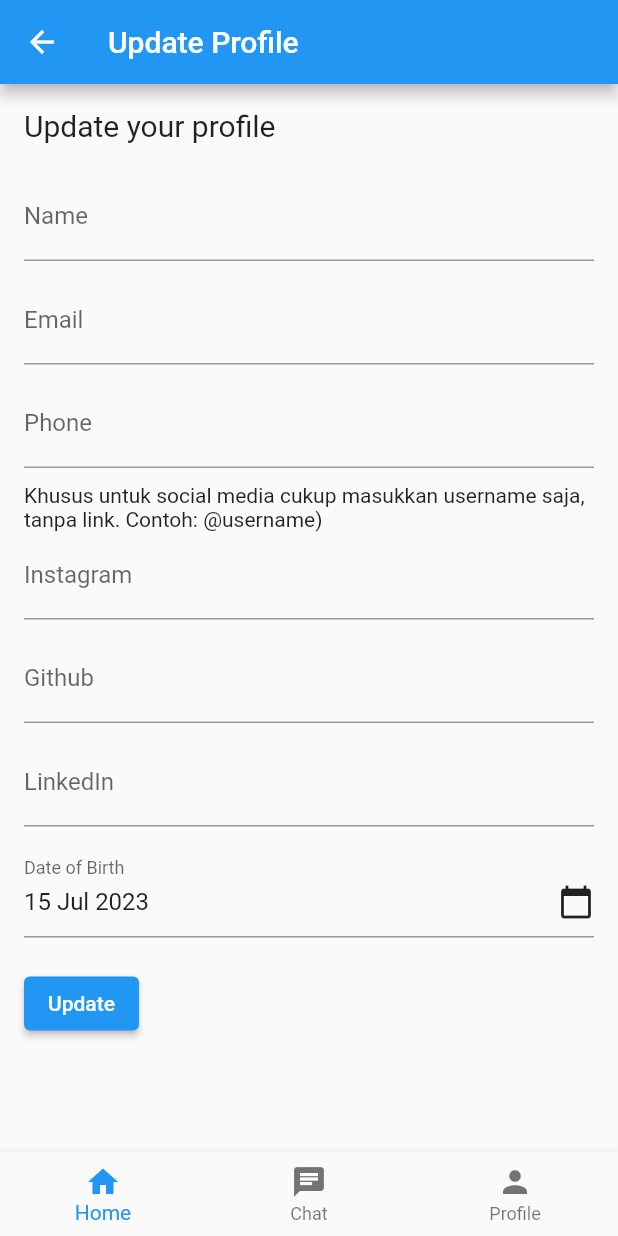
After one commit to adambadruzz/mocap, a Flutter app: the UpdateProfileView screen opened directly, on a phone screen of 412 x 824 dp. The commit adds this screen. Run offline on Flutter 3.47's test engine with Material 2 defaults, Android fonts, the light colour scheme and no system bars; our stand-ins replace cached_network_image, cloud_firestore, firebase_auth, firebase_core, firebase_storage, google_sign_in and 2 more; accounts and stored records are empty; network calls fail.

Commit message:
update profile view

```diff
--- /dev/null
+++ b/lib/view/updateprofile_view.dart
@@ -0,0 +1,203 @@
+import 'dart:io';
+
+import 'package:cloud_firestore/cloud_firestore.dart';
+import 'package:flutter/material.dart';
+import 'package:intl/intl.dart';
+import 'package:mocap/view/profile_view.dart';
+
+import '../viewmodel/navbar_viewmodel.dart';
+import '../viewmodel/profile_viewmodel.dart';
+import '../viewmodel/updateprofile_viewmodel.dart';
+import 'navbar_view.dart';
+
+class UpdateProfileView extends StatefulWidget {
+  final UpdateProfileViewModel viewModel;
+
+  const UpdateProfileView({Key? key, required this.viewModel}) : super(key: key);
+
+  @override
+  State<UpdateProfileView> createState() => _UpdateProfileViewState();
+}
+
+class _UpdateProfileViewState extends State<UpdateProfileView> {
+  final TextEditingController _nameController = TextEditingController();
+  final TextEditingController _emailController = TextEditingController();
+  final TextEditingController _phoneController = TextEditingController();
+  final TextEditingController _instagramController = TextEditingController();
+  final TextEditingController _githubController = TextEditingController();
+  final TextEditingController _linkedinController = TextEditingController();
+  late Timestamp? _selectedDate; // Update tipe data menjadi Timestamp?
+  final NavigationBarViewModel _navBarViewModel = NavigationBarViewModel();
+
+  bool _isLoading = false;
+
+  @override
+  void initState() {
+    super.initState();
+    _fetchCurrentUser();
+  }
+
+  Future<void> _fetchCurrentUser() async {
+    setState(() {
+      _isLoading = true;
+    });
+    final userDetails = await widget.viewModel.getCurrentUser();
+    setState(() {
+      _isLoading = false;
+      _nameController.text = userDetails['name'] ?? '';
+      _emailController.text = userDetails['email'] ?? '';
+      _phoneController.text = userDetails['phone'] ?? '';
+      _instagramController.text = userDetails['instagram'] ?? '';
+      _githubController.text = userDetails['github'] ?? '';
+      _linkedinController.text = userDetails['linkedin'] ?? '';
+      _selectedDate = userDetails['dob'] as Timestamp?; // Menggunakan tipe Timestamp
+    });
+  }
+
+  Future<void> _updateProfile() async {
+    setState(() {
+      _isLoading = true;
+    });
+
+    final updatedUserDetails = {
+      'name': _nameController.text,
+      'email': _emailController.text,
+      'phone': _phoneController.text,
+      'instagram': _instagramController.text,
+      'whatsapp': _phoneController.text,
+      'github': _githubController.text,
+      'linkedin': _linkedinController.text,
+      'dob': _selectedDate,
+    };
+
+    await widget.viewModel.updateProfile(updatedUserDetails);
+
+    setState(() {
+      _isLoading = false;
+    });
+
+    ScaffoldMessenger.of(context).showSnackBar(
+      SnackBar(content: const Text('Profile updated successfully')),
+    );
+
+    //write me a navigator push replacement to profile view
+                      Navigator.push(
+                                  context,
+                                  MaterialPageRoute(
+                                    builder: (context) => ProfileView()
+                                  ),
+                                );
+
+  }
+
+  Future<void> _selectDate(BuildContext context) async {
+    final DateTime? pickedDate = await showDatePicker(
+      context: context,
+      initialDate: _selectedDate?.toDate() ?? DateTime.now(),
+      firstDate: DateTime(1900),
+      lastDate: DateTime.now(),
+    );
+    if (pickedDate != null && pickedDate != _selectedDate?.toDate()) {
+      setState(() {
+        _selectedDate = Timestamp.fromDate(pickedDate); // Mengubah kembali ke tipe Timestamp
+      });
+    }
+  }
+
+  @override
+  Widget build(BuildContext context) {
+    return Scaffold(
+      appBar: AppBar(
+        title: const Text('Update Profile'),
+      ),
+      body: _isLoading
+          ? const Center(child: CircularProgressIndicator())
+          : SingleChildScrollView(
+              padding: const EdgeInsets.all(16.0),
+              child: Column(
+                crossAxisAlignment: CrossAxisAlignment.start,
+                children: [
+                  const Text(
+                    'Update your profile',
+                    style: TextStyle(fontSize: 20),
+                  ),
+                  const SizedBox(height: 20),
+                  TextFormField(
+                    controller: _nameController,
+                    decoration: const InputDecoration(
+                      labelText: 'Name',
+                    ),
+                  ),
+                  const SizedBox(height: 10),
+                  TextFormField(
+                    controller: _emailController,
+                    decoration: const InputDecoration(
+                      labelText: 'Email',
+                    ),
+                  ),
+                  const SizedBox(height: 10),
+                  TextFormField(
+                    controller: _phoneController,
+                    decoration: const InputDecoration(
+                      labelText: 'Phone',
+                    ),
+                  ),
+                  const SizedBox(height: 10),
+                  Text('Khusus untuk social media cukup masukkan username saja, tanpa link. Contoh: @username'')'),
+                  TextFormField(
+                    controller: _instagramController,
+                    decoration: const InputDecoration(
+                      labelText: 'Instagram',
+                    ),
+                  ),
+                  const SizedBox(height: 10),
+                  TextFormField(
+                    controller: _githubController,
+                    decoration: const InputDecoration(
+                      labelText: 'Github',
+                    ),
+                  ),
+                  const SizedBox(height: 10),
+                  TextFormField(
+                    controller: _linkedinController,
+                    decoration: const InputDecoration(
+                      labelText: 'LinkedIn',
+                    ),
+                  ),
+                  const SizedBox(height: 10),
+                  InkWell(
+                    onTap: () {
+                      _selectDate(context);
+                    },
+                    child: InputDecorator(
+                      decoration: const InputDecoration(
+                        labelText: 'Date of Birth',
+                      ),
+                      child: Row(
+                        mainAxisAlignment: MainAxisAlignment.spaceBetween,
+                        children: [
+                          Text(
+                            DateFormat('dd MMM yyyy').format(_selectedDate?.toDate() ?? DateTime.now()),
+                            style: const TextStyle(
+                              fontSize: 16,
+                            ),
+                          ),
+                          const Icon(Icons.calendar_today),
+                        ],
+                      ),
+                    ),
+                  ),
+                  const SizedBox(height: 20),
+                  ElevatedButton(
+                    onPressed: _updateProfile,
+                    child: const Text('Update'),
+                  ),
+                ],
+              ),
+            ),
+            bottomNavigationBar: NavBarView(
+        viewModel: _navBarViewModel,
+      ),
+    );
+  }
+}
--- /dev/null
+++ b/lib/viewmodel/updateprofile_viewmodel.dart
@@ -0,0 +1,31 @@
+import 'package:cloud_firestore/cloud_firestore.dart';
+import 'package:firebase_auth/firebase_auth.dart';
+
+class UpdateProfileViewModel {
+  final FirebaseFirestore _firestore = FirebaseFirestore.instance;
+  final FirebaseAuth _firebaseAuth = FirebaseAuth.instance;
+
+
+  Future<Map<String, dynamic>> getCurrentUser() async {
+    try {
+      final User? user = _firebaseAuth.currentUser;
+      final userSnapshot = await _firestore.collection('users').doc(user?.uid).get();
+      final userData = userSnapshot.data() as Map<String, dynamic>?;
+
+      return userData ?? {};
+    } catch (e) {
+      print('Error: $e');
+      return {};
+    }
+  }
+
+  Future<void> updateProfile(Map<String, dynamic> updatedUserDetails) async {
+    try {
+      final User? user = _firebaseAuth.currentUser;
+      await _firestore.collection('users').doc(user?.uid).update(updatedUserDetails);
+    } catch (e) {
+      print('Error: $e');
+      throw 'An error occurred while updating the profile.';
+    }
+  }
+}
```
Also changed, not shown: lib/view/profile_view.dart (+18 -6 lines).
